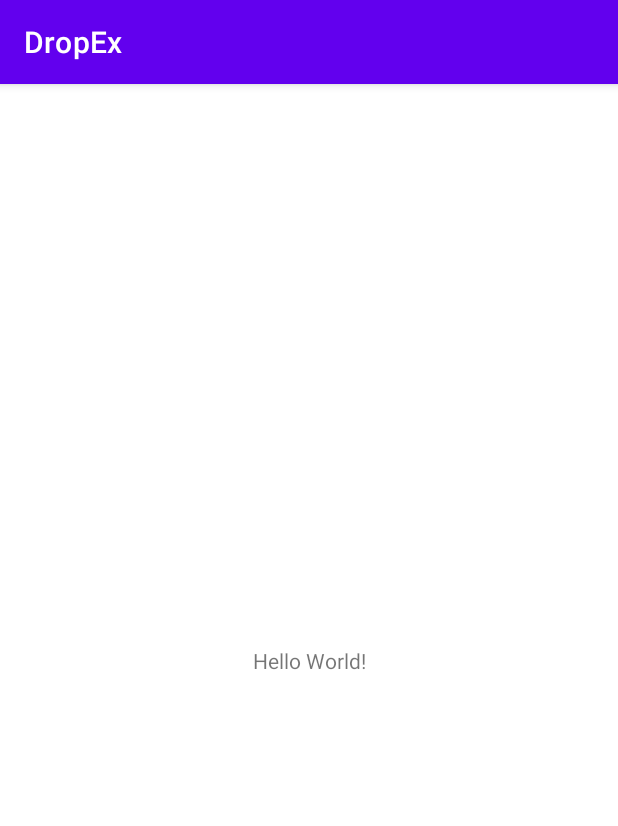
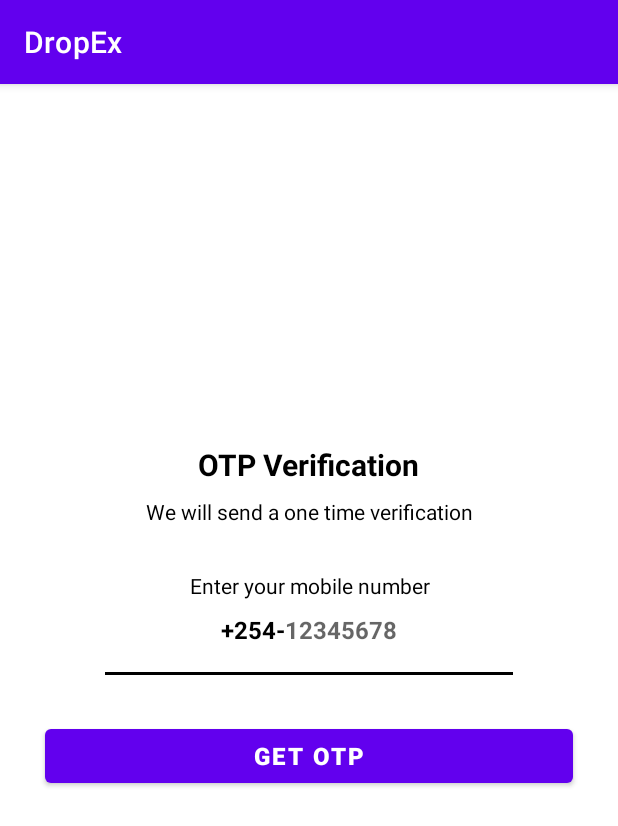
Before and after one commit to mike-mwangi/DropEx, an Android app: the screen it shows after launch (MainActivity before the commit, SendOTPActivity after it), on a phone screen of 412 x 824 dp. Shown: the top 826 px of the screen. Run offline under Robolectric (Android 15) with nearby library versions, the phone set to English and light mode, and no system bars; our stand-ins replace Firebase (no records; nobody signed in at launch, a user with empty details on screens opened directly).

Commit message:
OTP verification done

```diff
--- /dev/null
+++ b/app/src/main/res/layout/activity_send_otp.xml
@@ -0,0 +1,120 @@
+<?xml version="1.0" encoding="utf-8"?>
+<ScrollView xmlns:android="http://schemas.android.com/apk/res/android"
+    android:layout_width="match_parent"
+    android:layout_height="match_parent"
+    xmlns:tools="http://schemas.android.com/tools"
+    android:overScrollMode="never"
+    android:scrollbars="none"
+    tools:context=".SendOTPActivity">
+
+    <LinearLayout
+        android:layout_width="match_parent"
+        android:layout_height="wrap_content"
+        android:gravity="center_horizontal"
+        android:orientation="vertical">
+
+        <ImageView
+            android:layout_width="130dp"
+            android:layout_height="130dp"
+            android:layout_marginTop="80dp"
+            android:contentDescription="OTP Verification"
+            android:src="@color/white"/>
+        <TextView
+            android:layout_width="wrap_content"
+            android:layout_height="wrap_content"
+            android:layout_marginTop="30dp"
+            android:text="OTP Verification"
+            android:textColor="@color/black"
+            android:textSize="20sp"
+            android:textStyle="bold" />
+
+        <TextView
+            android:layout_width="match_parent"
+            android:layout_height="wrap_content"
+            android:layout_marginStart="50dp"
+            android:layout_marginTop="8dp"
+            android:layout_marginEnd="50dp"
+            android:gravity="center"
+            android:text="We will send a one time verification"
+            android:textColor="@color/black"
+            android:textSize="14sp" />
+
+        <TextView
+            android:layout_width="match_parent"
+            android:layout_height="wrap_content"
+            android:layout_marginStart="30dp"
+            android:layout_marginTop="30dp"
+            android:layout_marginEnd="30dp"
+            android:gravity="center"
+            android:text="Enter your mobile number"
+            android:textColor="@color/black"
+            android:textSize="14sp" />
+
+        <LinearLayout
+            android:layout_width="match_parent"
+            android:layout_height="wrap_content"
+            android:layout_marginStart="60dp"
+            android:layout_marginEnd="60dp"
+            android:gravity="center"
+            android:orientation="horizontal">
+
+            <TextView
+                android:layout_width="wrap_content"
+                android:layout_height="40dp"
+                android:gravity="center"
+                android:text="+254-"
+                android:textColor="@color/black"
+                android:textSize="16sp"
+                android:textStyle="bold" />
+
+            <EditText
+                android:id="@+id/inputMobile"
+                android:layout_width="wrap_content"
+                android:layout_height="40dp"
+                android:background="@null"
+                android:hint="12345678"
+                android:imeOptions="actionDone"
+                android:importantForAutofill="no"
+                android:inputType="number"
+                android:textColor="@color/black"
+                android:textSize="16sp"
+                android:textStyle="bold" />
+        </LinearLayout>
+
+        <View
+            android:layout_width="match_parent"
+            android:layout_height="2dp"
+            android:layout_marginStart="70dp"
+            android:layout_marginTop="8dp"
+            android:layout_marginEnd="70dp"
+            android:background="@color/black" />
+
+        <FrameLayout
+            android:layout_width="match_parent"
+            android:layout_height="wrap_content">
+
+            <Button
+                android:id="@+id/buttonGetOTP"
+                android:layout_width="match_parent"
+                android:layout_height="wrap_content"
+                android:layout_margin="30dp"
+                android:text="Get OTP"
+                android:textColor="@color/white"
+                android:textSize="16sp"
+                android:textStyle="bold" />
+
+            <ProgressBar
+                android:id="@+id/progressBar"
+                android:layout_width="40dp"
+                android:layout_height="40dp"
+                android:layout_gravity="center"
+                android:visibility="gone" />
+
+
+        </FrameLayout>
+
+
+
+    </LinearLayout>
+
+</ScrollView>
--- a/app/src/main/res/values/strings.xml
+++ b/app/src/main/res/values/strings.xml
@@ -1,3 +1,4 @@
 <resources>
     <string name="app_name">DropEx</string>
+    <string name="verify">Verify</string>
 </resources>
--- a/build.gradle
+++ b/build.gradle
@@ -6,6 +6,7 @@ buildscript {
     }
     dependencies {
         classpath "com.android.tools.build:gradle:4.2.1"
+        classpath 'com.google.gms:google-services:4.3.8'
 
         // NOTE: Do not place your application dependencies here; they belong
         // in the individual module build.gradle files
```
Also changed, not shown: app/build.gradle (+12 -0 lines), app/src/main/AndroidManifest.xml (+10 -1 lines), app/src/main/java/com/example/dropex/SendOTPActivity.java (added, +81 -0 lines), app/src/main/java/com/example/dropex/VerifyOTPActivity.java (added, +194 -0 lines), app/src/main/res/layout/activity_verify_otp.xml (added, +208 -0 lines), 1 other file.
